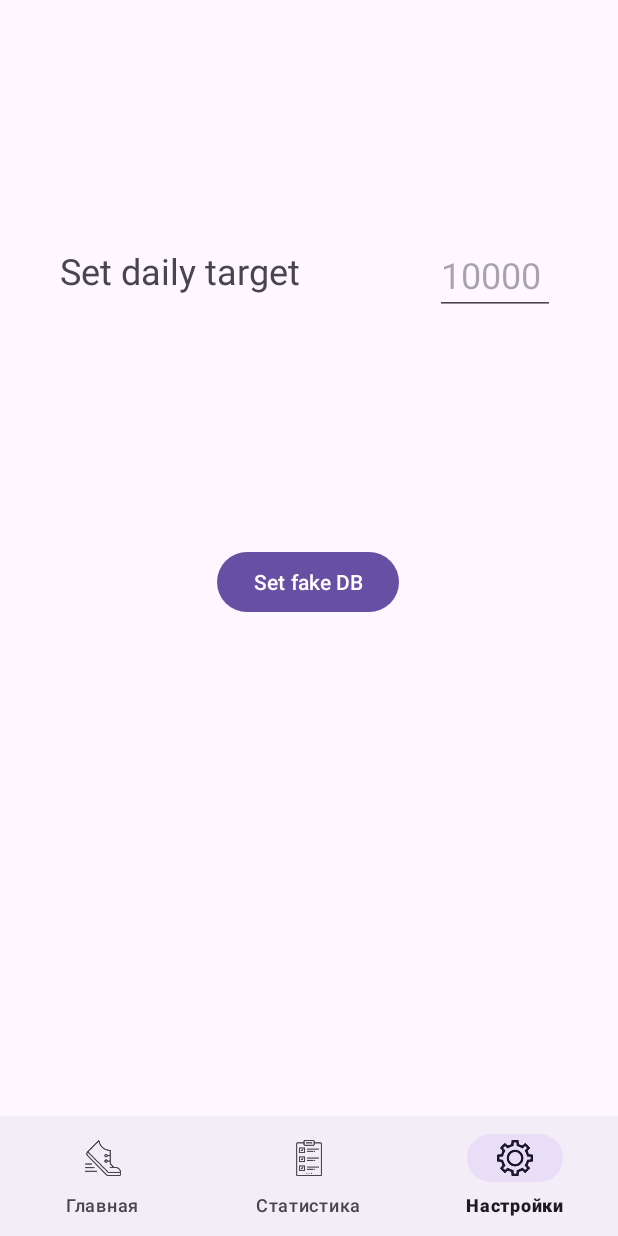
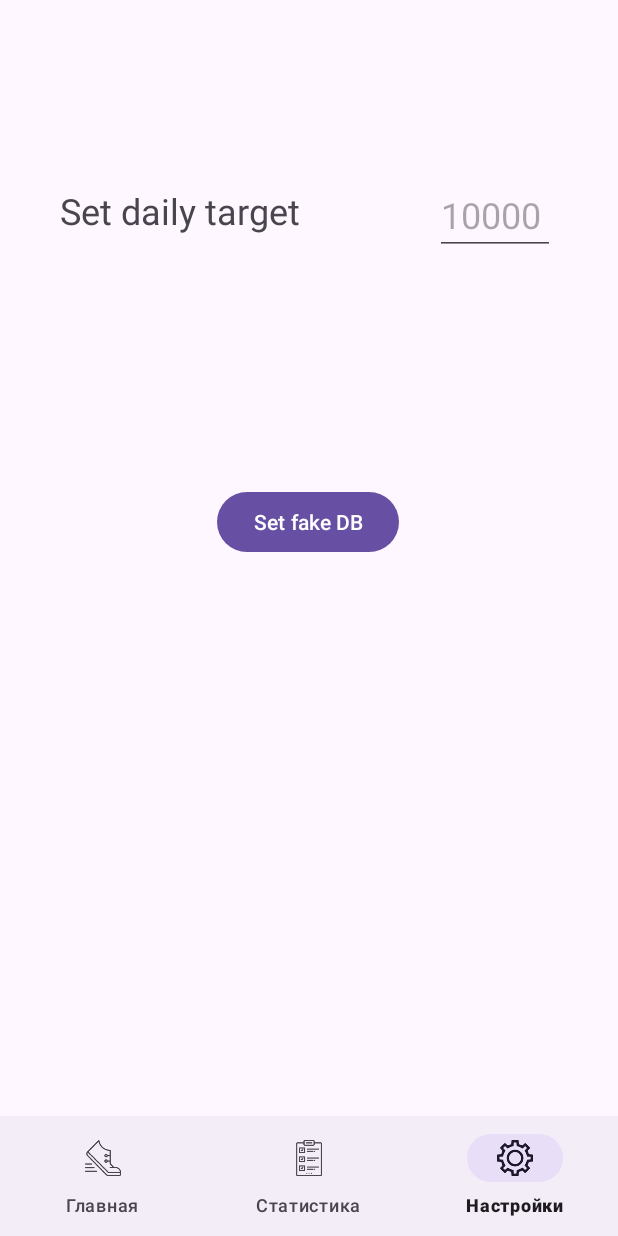
Before and after one commit to 4udiwe/step-counter, an Android app: the screen it shows after launch (MainActivity), item 3 of the bottom bar chosen, on a phone screen of 412 x 824 dp. Run offline under Robolectric (Android 15) with nearby library versions, the phone set to English and light mode, and no system bars.

Commit message:
изменил разметку главного экрана

```diff
--- a/app/src/main/res/layout/activity_main.xml
+++ b/app/src/main/res/layout/activity_main.xml
@@ -1,5 +1,5 @@
 <?xml version="1.0" encoding="utf-8"?>
-<androidx.coordinatorlayout.widget.CoordinatorLayout
+<androidx.constraintlayout.widget.ConstraintLayout
     xmlns:android="http://schemas.android.com/apk/res/android"
     xmlns:app="http://schemas.android.com/apk/res-auto"
     xmlns:tools="http://schemas.android.com/tools"
@@ -13,16 +13,21 @@
         android:layout_height="wrap_content"
         android:layout_gravity="bottom"
         app:layout_anchor="@+id/fragmcontainer"
-        app:layout_anchorGravity="bottom|center"
+        app:layout_constraintBottom_toBottomOf="parent"
+        app:layout_constraintEnd_toEndOf="parent"
+        app:layout_constraintStart_toStartOf="parent"
         app:menu="@menu/bottom_nav_menu" />
 
     <FrameLayout
         android:id="@+id/fragmcontainer"
         android:layout_width="match_parent"
-        android:layout_height="match_parent"
+        android:layout_height="0dp"
         android:clickable="false"
-        android:layout_marginTop="40sp"
         android:isScrollContainer="true"
-        android:overScrollMode="ifContentScrolls" />
+        android:overScrollMode="ifContentScrolls"
+        app:layout_constraintBottom_toTopOf="@+id/bottom_navigation"
+        app:layout_constraintEnd_toEndOf="parent"
+        app:layout_constraintStart_toStartOf="parent"
+        app:layout_constraintTop_toTopOf="parent" />
 
-</androidx.coordinatorlayout.widget.CoordinatorLayout>
+</androidx.constraintlayout.widget.ConstraintLayout>
--- a/app/src/main/res/layout/fragment_main.xml
+++ b/app/src/main/res/layout/fragment_main.xml
@@ -51,9 +51,10 @@
 
 
     <TextView
+        android:id="@+id/textView6"
         android:layout_width="wrap_content"
         android:layout_height="wrap_content"
-        android:layout_marginTop="60sp"
+        android:layout_marginTop="20dp"
         android:text="@string/passed_distance"
         android:textSize="32sp"
         app:layout_constraintEnd_toEndOf="parent"
@@ -91,7 +92,6 @@
         android:layout_width="555sp"
         android:layout_height="60sp"
         android:layout_marginStart="-180dp"
-        android:layout_marginTop="80sp"
         android:indeterminate="false"
         android:indeterminateOnly="false"
         android:mirrorForRtl="true"
@@ -100,7 +100,7 @@
         android:rotation="-90"
         app:layout_constraintBottom_toBottomOf="parent"
         app:layout_constraintStart_toStartOf="parent"
-        app:layout_constraintTop_toTopOf="parent" />
+        app:layout_constraintTop_toBottomOf="@+id/textView6" />
 
     <androidx.swiperefreshlayout.widget.SwipeRefreshLayout
         android:id="@+id/swiperefresh"
```
